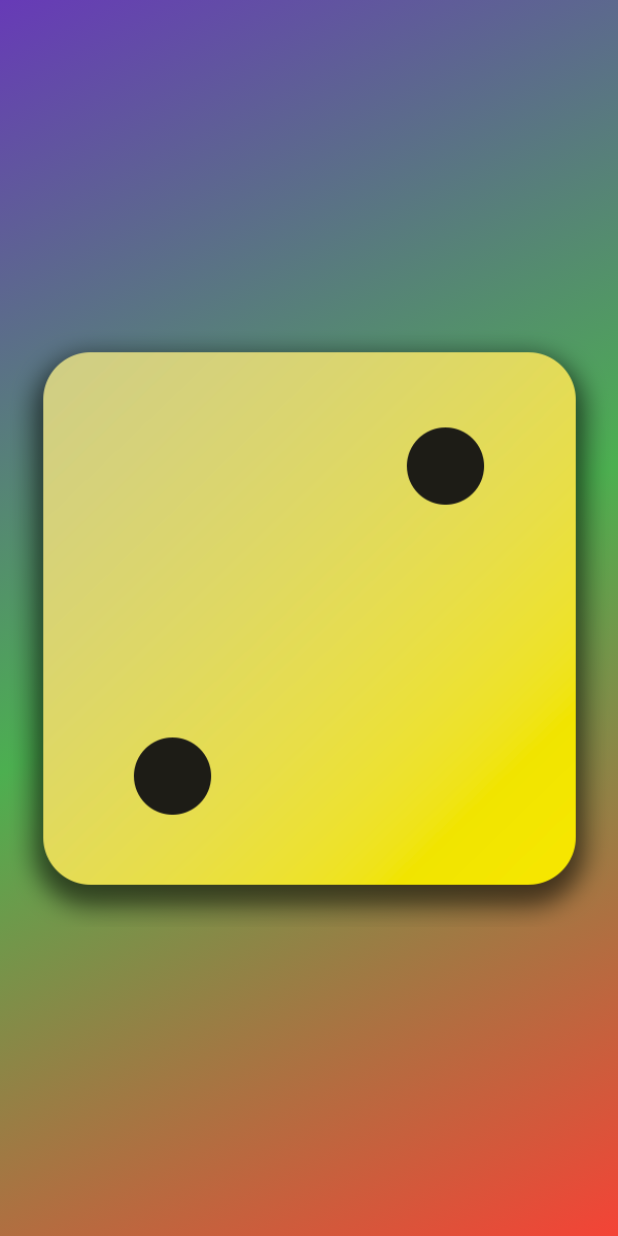
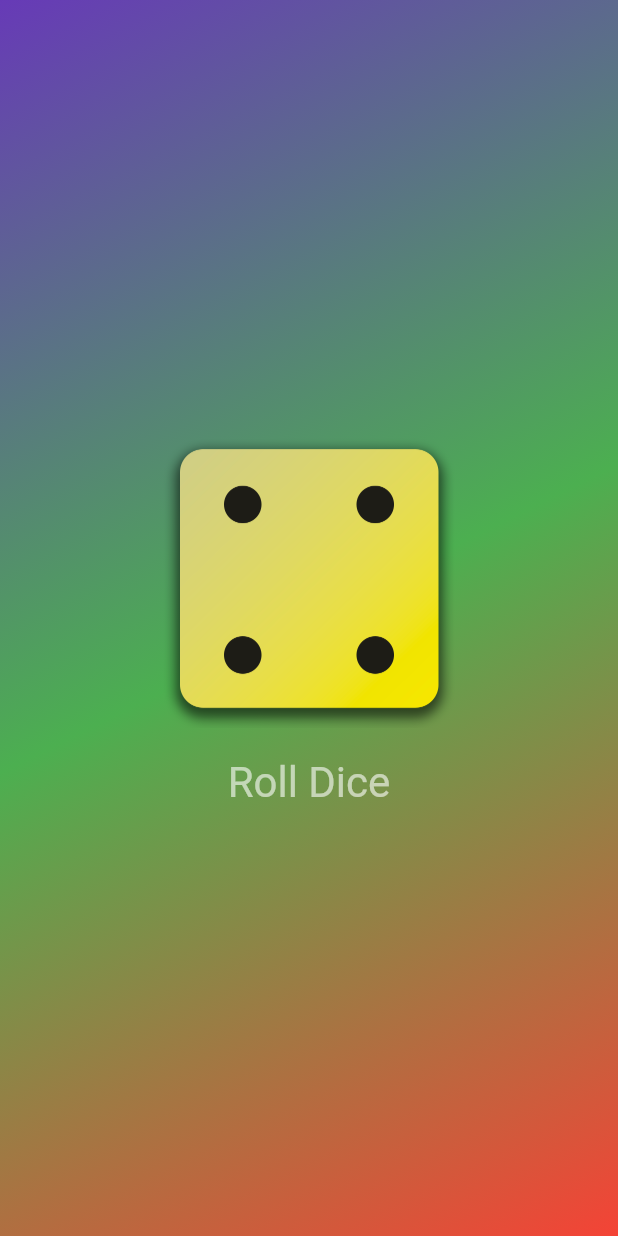
Before and after one commit to Dogcy/FirstFlutterProj, a Flutter app: the screen it shows after launch, on a phone screen of 412 x 824 dp. Run offline on Flutter 3.47's test engine with Material 3 defaults, Android fonts, the phone set to English and light mode, and no system bars.

```diff
--- /dev/null
+++ b/lib/dice_roller.dart
@@ -0,0 +1,48 @@
+import 'package:flutter/material.dart';
+
+//針對StatefulWidget 會有兩個類別
+
+class DiceRoller extends StatefulWidget {
+  const DiceRoller({super.key});
+
+  @override
+  State<DiceRoller> createState() {
+    return _DiceRollerState();
+  }
+}
+
+// _DiceRollerState 前面的底線代表私有變數  private
+class _DiceRollerState extends State<DiceRoller> {
+  var activeDiceImage = 'assets/images/dice-4.png';
+
+  void rollDice() {
+    activeDiceImage = 'assets/images/dice-3.png';
+
+    setState(() {
+      activeDiceImage = 'assets/images/dice-3.png';
+    });
+
+  }
+
+  @override
+  Widget build(BuildContext context) {
+    return Column(
+      mainAxisSize: MainAxisSize.min,
+      children: [
+        Image.asset(
+          activeDiceImage,
+          width: 200,
+        ),
+        TextButton(
+            onPressed: () {
+              rollDice();
+            },
+            style: TextButton.styleFrom(
+                padding: const EdgeInsets.only(top: 20),
+                foregroundColor: Colors.white60,
+                textStyle: const TextStyle(fontSize: 28)),
+            child: const Text('Roll Dice'))
+      ],
+    );
+  }
+}
--- a/lib/gradient_underscore_container.dart
+++ b/lib/gradient_underscore_container.dart
@@ -1,10 +1,11 @@
 import 'package:flutter/cupertino.dart';
 import 'package:flutter/material.dart';
+import 'package:practise_project/dice_roller.dart';
 
 import 'mytext.dart';
 
 class GradientContainer extends StatelessWidget {
-  const GradientContainer(this.color1, this.color2, this.color3, {super.key});
+   const GradientContainer(this.color1, this.color2, this.color3, {super.key});
 
   const GradientContainer.cc({super.key})
       : color1 = Colors.deepPurple,
@@ -25,8 +26,8 @@ class GradientContainer extends StatelessWidget {
           end: Alignment.bottomRight,
         ),
       ),
-      child: Center(
-        child: Image.asset('assets/images/dice-2.png'),
+      child:const Center(
+        child: DiceRoller(),
       ),
     );
     return x;
--- a/lib/mytext.dart
+++ b/lib/mytext.dart
@@ -10,7 +10,8 @@ class MyText1 extends StatelessWidget {
   Widget build(BuildContext context) {
     return Text(
       str + str2,
-      style: const TextStyle(color: Colors.blue),
+      style: const TextStyle(color: Colors.blue,fontSize: 28),
+
     );
   }
 }
```
